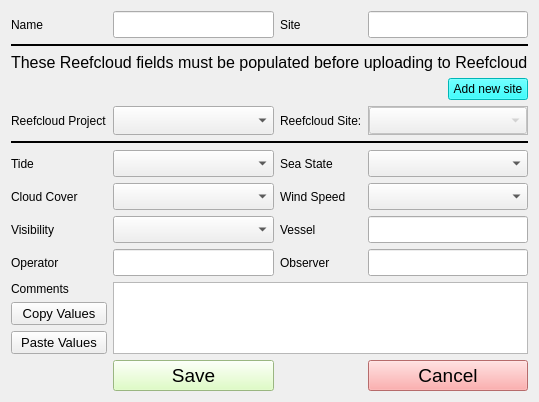
Old version of the form src/resources/sequence_metadata.ui in the repository open-AIMS/reefscan_desktop_data_manager.
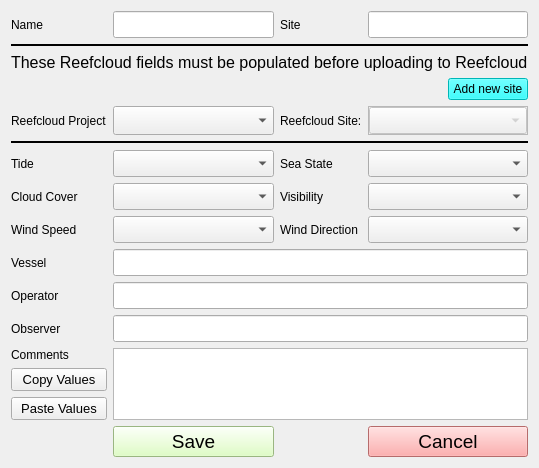
New version of the form.

Commit message: Add wind direction to sequence metadata

Diff of the .ui file:
```diff
--- a/src/resources/sequence_metadata.ui
+++ b/src/resources/sequence_metadata.ui
@@ -7,7 +7,7 @@
     <x>0</x>
     <y>0</y>
     <width>531</width>
-    <height>402</height>
+    <height>452</height>
    </rect>
   </property>
   <property name="windowTitle">
@@ -56,21 +56,6 @@
      </layout>
     </widget>
    </item>
-   <item row="9" column="1">
-    <widget class="QLineEdit" name="ed_operator">
-     <property name="sizePolicy">
-      <sizepolicy hsizetype="Expanding" vsizetype="MinimumExpanding">
-       <horstretch>0</horstretch>
-       <verstretch>0</verstretch>
-      </sizepolicy>
-     </property>
-     <property name="font">
-      <font>
-       <pointsize>12</pointsize>
-      </font>
-     </property>
-    </widget>
-   </item>
    <item row="7" column="1">
     <widget class="QComboBox" name="cb_cloud">
      <property name="sizePolicy">
@@ -86,7 +71,7 @@
      </property>
     </widget>
    </item>
-   <item row="9" column="2">
+   <item row="11" column="0">
     <widget class="QLabel" name="label_6">
      <property name="sizePolicy">
       <sizepolicy hsizetype="Preferred" vsizetype="Preferred">
@@ -119,7 +104,7 @@
      </property>
     </widget>
    </item>
-   <item row="9" column="0">
+   <item row="10" column="0">
     <widget class="QLabel" name="label_4">
      <property name="sizePolicy">
       <sizepolicy hsizetype="Preferred" vsizetype="Preferred">
@@ -147,22 +132,7 @@
      </property>
     </widget>
    </item>
-   <item row="8" column="3">
-    <widget class="QLineEdit" name="ed_vessel">
-     <property name="sizePolicy">
-      <sizepolicy hsizetype="Expanding" vsizetype="MinimumExpanding">
-       <horstretch>0</horstretch>
-       <verstretch>0</verstretch>
-      </sizepolicy>
-     </property>
-     <property name="font">
-      <font>
-       <pointsize>12</pointsize>
-      </font>
-     </property>
-    </widget>
-   </item>
-   <item row="13" column="0">
+   <item row="15" column="0">
     <widget class="QPushButton" name="btn_paste">
      <property name="sizePolicy">
       <sizepolicy hsizetype="Preferred" vsizetype="Minimum">
@@ -180,7 +150,7 @@
      </property>
     </widget>
    </item>
-   <item row="12" column="0">
+   <item row="14" column="0">
     <widget class="QPushButton" name="btn_copy">
      <property name="sizePolicy">
       <sizepolicy hsizetype="Preferred" vsizetype="Minimum">
@@ -198,7 +168,7 @@
      </property>
     </widget>
    </item>
-   <item row="14" column="1">
+   <item row="16" column="1">
     <widget class="QPushButton" name="saveButton">
      <property name="sizePolicy">
       <sizepolicy hsizetype="Preferred" vsizetype="Fixed">
@@ -219,22 +189,7 @@
      </property>
     </widget>
    </item>
-   <item row="9" column="3">
-    <widget class="QLineEdit" name="ed_observer">
-     <property name="sizePolicy">
-      <sizepolicy hsizetype="Expanding" vsizetype="Ignored">
-       <horstretch>0</horstretch>
-       <verstretch>0</verstretch>
-      </sizepolicy>
-     </property>
-     <property name="font">
-      <font>
-       <pointsize>12</pointsize>
-      </font>
-     </property>
-    </widget>
-   </item>
-   <item row="8" column="1">
+   <item row="7" column="3">
     <widget class="QComboBox" name="cb_vis">
      <property name="sizePolicy">
       <sizepolicy hsizetype="Preferred" vsizetype="MinimumExpanding">
@@ -249,7 +204,7 @@
      </property>
     </widget>
    </item>
-   <item row="8" column="2">
+   <item row="9" column="0">
     <widget class="QLabel" name="label_5">
      <property name="text">
       <string>Vessel</string>
@@ -271,7 +226,7 @@
      </property>
     </widget>
    </item>
-   <item row="14" column="3">
+   <item row="16" column="3">
     <widget class="QPushButton" name="cancelButton">
      <property name="sizePolicy">
       <sizepolicy hsizetype="Preferred" vsizetype="Fixed">
@@ -307,7 +262,7 @@
      </property>
     </widget>
    </item>
-   <item row="8" column="0">
+   <item row="7" column="2">
     <widget class="QLabel" name="label_10">
      <property name="sizePolicy">
       <sizepolicy hsizetype="Preferred" vsizetype="Preferred">
@@ -320,7 +275,7 @@
      </property>
     </widget>
    </item>
-   <item row="11" column="1" rowspan="3" colspan="3">
+   <item row="13" column="1" rowspan="3" colspan="3">
     <widget class="QPlainTextEdit" name="ed_comments">
      <property name="sizePolicy">
       <sizepolicy hsizetype="Expanding" vsizetype="Preferred">
@@ -362,7 +317,7 @@
      </property>
     </widget>
    </item>
-   <item row="11" column="0">
+   <item row="13" column="0">
     <widget class="QLabel" name="label_3">
      <property name="sizePolicy">
       <sizepolicy hsizetype="Preferred" vsizetype="Preferred">
@@ -388,7 +343,7 @@
      </property>
     </widget>
    </item>
-   <item row="7" column="2">
+   <item row="8" column="0">
     <widget class="QLabel" name="label_8">
      <property name="sizePolicy">
       <sizepolicy hsizetype="Preferred" vsizetype="Preferred">
@@ -416,7 +371,7 @@
      </property>
     </widget>
    </item>
-   <item row="7" column="3">
+   <item row="8" column="1">
     <widget class="QComboBox" name="cb_wind">
      <property name="sizePolicy">
       <sizepolicy hsizetype="Expanding" vsizetype="MinimumExpanding">
@@ -544,6 +499,79 @@
      </property>
     </widget>
    </item>
+   <item row="8" column="2">
+    <widget class="QLabel" name="label_8">
+     <property name="sizePolicy">
+      <sizepolicy hsizetype="Preferred" vsizetype="Preferred">
+       <horstretch>0</horstretch>
+       <verstretch>0</verstretch>
+      </sizepolicy>
+     </property>
+     <property name="text">
+      <string>Wind Direction</string>
+     </property>
+    </widget>
+   </item>
+   <item row="8" column="3">
+    <widget class="QComboBox" name="cb_wind_direction">
+     <property name="sizePolicy">
+      <sizepolicy hsizetype="Expanding" vsizetype="MinimumExpanding">
+       <horstretch>0</horstretch>
+       <verstretch>0</verstretch>
+      </sizepolicy>
+     </property>
+     <property name="font">
+      <font>
+       <pointsize>12</pointsize>
+      </font>
+     </property>
+    </widget>
+   </item>
+   <item row="9" column="1" colspan="3">
+    <widget class="QLineEdit" name="ed_vessel">
+     <property name="sizePolicy">
+      <sizepolicy hsizetype="Expanding" vsizetype="MinimumExpanding">
+       <horstretch>0</horstretch>
+       <verstretch>0</verstretch>
+      </sizepolicy>
+     </property>
+     <property name="font">
+      <font>
+       <pointsize>12</pointsize>
+      </font>
+     </property>
+    </widget>
+   </item>
+   <item row="10" column="1" colspan="3">
+    <widget class="QLineEdit" name="ed_operator">
+     <property name="sizePolicy">
+      <sizepolicy hsizetype="Expanding" vsizetype="MinimumExpanding">
+       <horstretch>0</horstretch>
+       <verstretch>0</verstretch>
+      </sizepolicy>
+     </property>
+     <property name="font">
+      <font>
+       <pointsize>12</pointsize>
+      </font>
+     </property>
+    </widget>
+   </item>
+   <item row="11" column="1" colspan="3">
+    <widget class="QLineEdit" name="ed_observer">
+     <property name="sizePolicy">
+      <sizepolicy hsizetype="Expanding" vsizetype="MinimumExpanding">
+       <horstretch>0</horstretch>
+       <verstretch>0</verstretch>
+      </sizepolicy>
+     </property>
+     <property name="font">
+      <font>
+       <pointsize>12</pointsize>
+      </font>
+     </property>
+    </widget>
+   </item>
   </layout>
  </widget>
  <resources/>
```
The commit also changes 1 other file.
